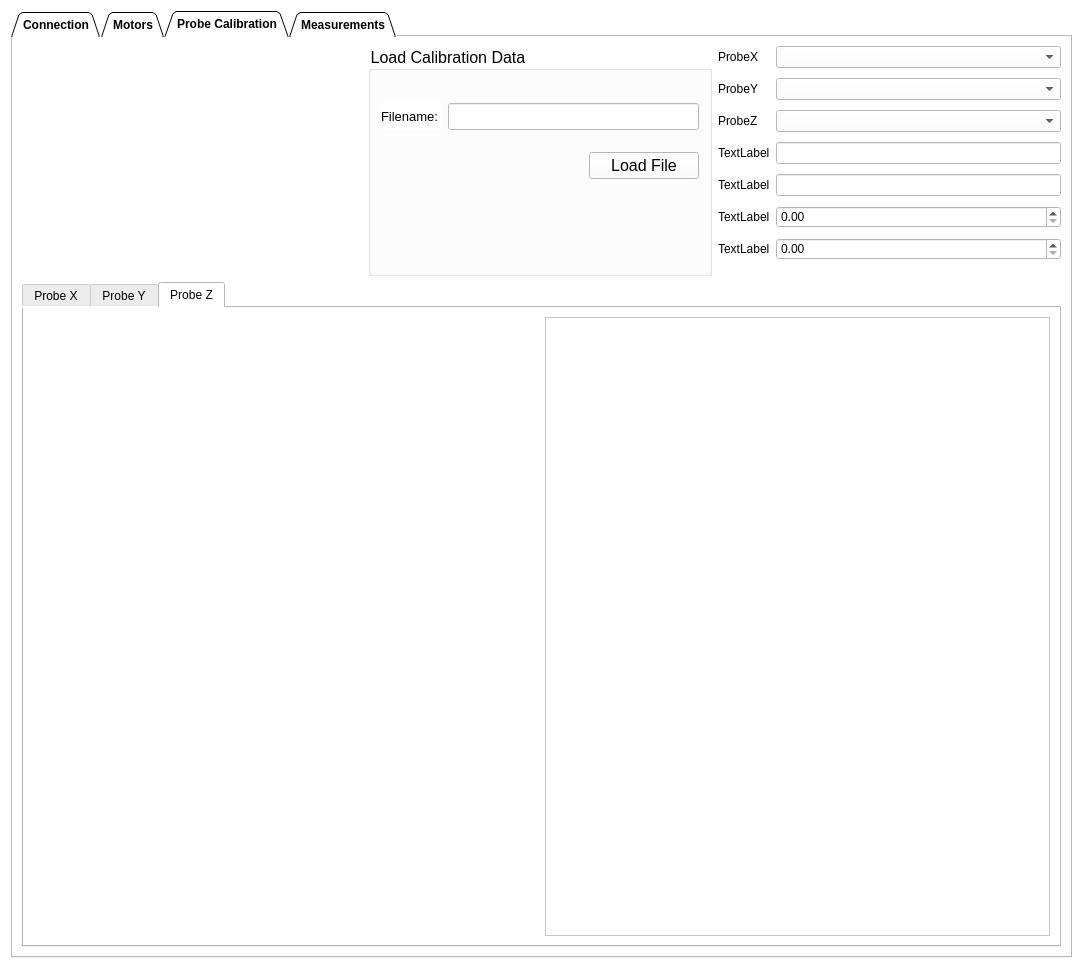
This is gui/interface.ui in lnls-ima/hall-bench-control as Qt 5 draws it before an edit. The edited form follows.
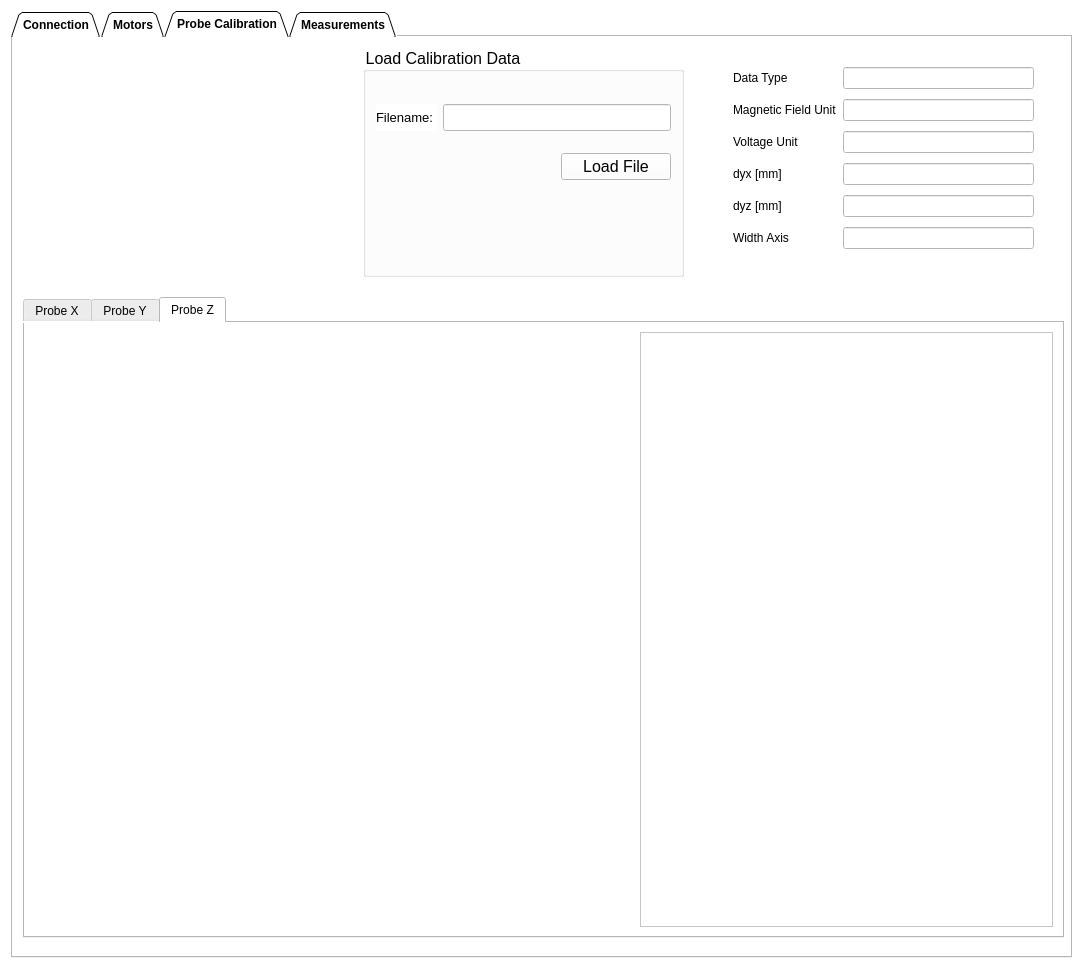
This is the edited form. The open tabs and pages were chosen to show the change. Icons and pictures are not drawn. Custom widgets are drawn as their Qt base class.

Diff of the .ui file:
```diff
--- a/gui/interface.ui
+++ b/gui/interface.ui
@@ -2474,9 +2474,15 @@
       <attribute name="title">
        <string>Probe Calibration</string>
       </attribute>
-      <layout class="QGridLayout" name="gridLayout_19">
-       <item row="1" column="0" colspan="3">
         <widget class="QTabWidget" name="tab_probes">
+       <property name="geometry">
+        <rect>
+         <x>10</x>
+         <y>260</y>
+         <width>1041</width>
+         <height>641</height>
+        </rect>
+       </property>
          <property name="currentIndex">
           <number>2</number>
          </property>
@@ -2577,8 +2583,8 @@
           <attribute name="title">
            <string>Probe Z</string>
           </attribute>
-          <layout class="QGridLayout" name="gridLayout_17">
-           <item row="0" column="0">
+        <layout class="QHBoxLayout" name="horizontalLayout_7">
+         <item>
             <widget class="PlotWidget" name="gv_probez">
              <property name="sizePolicy">
               <sizepolicy hsizetype="Preferred" vsizetype="Preferred">
@@ -2588,7 +2594,7 @@
              </property>
              <property name="minimumSize">
               <size>
-               <width>450</width>
+             <width>600</width>
                <height>250</height>
               </size>
              </property>
@@ -2609,7 +2615,7 @@
              </property>
             </widget>
            </item>
-           <item row="0" column="1">
+         <item>
             <widget class="QTableWidget" name="tw_probez">
              <property name="sizePolicy">
               <sizepolicy hsizetype="Preferred" vsizetype="Preferred">
@@ -2617,94 +2623,23 @@
                <verstretch>0</verstretch>
               </sizepolicy>
              </property>
+           <attribute name="verticalHeaderVisible">
+            <bool>false</bool>
+           </attribute>
             </widget>
            </item>
           </layout>
          </widget>
         </widget>
-       </item>
-       <item row="0" column="2">
-        <layout class="QFormLayout" name="fm_calibration">
-         <property name="fieldGrowthPolicy">
-          <enum>QFormLayout::AllNonFixedFieldsGrow</enum>
-         </property>
-         <property name="verticalSpacing">
-          <number>10</number>
-         </property>
-         <item row="0" column="0">
-          <widget class="QLabel" name="la_temp1">
-           <property name="text">
-            <string>ProbeX</string>
-           </property>
-          </widget>
-         </item>
-         <item row="0" column="1">
-          <widget class="QComboBox" name="cb_temp1"/>
-         </item>
-         <item row="1" column="0">
-          <widget class="QLabel" name="la_temp2">
-           <property name="text">
-            <string>ProbeY</string>
-           </property>
-          </widget>
-         </item>
-         <item row="1" column="1">
-          <widget class="QComboBox" name="cb_temp2"/>
-         </item>
-         <item row="2" column="0">
-          <widget class="QLabel" name="la_temp3">
-           <property name="text">
-            <string>ProbeZ</string>
-           </property>
-          </widget>
-         </item>
-         <item row="2" column="1">
-          <widget class="QComboBox" name="cb_temp3"/>
-         </item>
-         <item row="3" column="0">
-          <widget class="QLabel" name="la_temp4">
-           <property name="text">
-            <string>TextLabel</string>
-           </property>
-          </widget>
-         </item>
-         <item row="3" column="1">
-          <widget class="QLineEdit" name="le_temp1"/>
-         </item>
-         <item row="4" column="0">
-          <widget class="QLabel" name="la_temp5">
-           <property name="text">
-            <string>TextLabel</string>
-           </property>
-          </widget>
-         </item>
-         <item row="4" column="1">
-          <widget class="QLineEdit" name="le_temp2"/>
-         </item>
-         <item row="5" column="0">
-          <widget class="QLabel" name="la_temp6">
-           <property name="text">
-            <string>TextLabel</string>
-           </property>
-          </widget>
-         </item>
-         <item row="5" column="1">
-          <widget class="QDoubleSpinBox" name="db_temp2"/>
-         </item>
-         <item row="6" column="0">
-          <widget class="QLabel" name="la_temp7">
-           <property name="text">
-            <string>TextLabel</string>
-           </property>
-          </widget>
-         </item>
-         <item row="6" column="1">
-          <widget class="QDoubleSpinBox" name="db_temp1"/>
-         </item>
-        </layout>
-       </item>
-       <item row="0" column="1">
         <widget class="QGroupBox" name="gb_load_calibration">
+       <property name="geometry">
+        <rect>
+         <x>350</x>
+         <y>10</y>
+         <width>321</width>
+         <height>230</height>
+        </rect>
+       </property>
          <property name="font">
           <font>
            <pointsize>12</pointsize>
@@ -2743,22 +2678,6 @@
             </property>
            </widget>
           </item>
-          <item row="3" column="3">
-           <spacer name="verticalSpacer_2">
-            <property name="orientation">
-             <enum>Qt::Vertical</enum>
-            </property>
-            <property name="sizeType">
-             <enum>QSizePolicy::Fixed</enum>
-            </property>
-            <property name="sizeHint" stdset="0">
-             <size>
-              <width>20</width>
-              <height>80</height>
-             </size>
-            </property>
-           </spacer>
-          </item>
           <item row="1" column="3">
            <widget class="QLineEdit" name="le_calibration_filename">
             <property name="styleSheet">
@@ -2799,11 +2718,33 @@
             </property>
            </widget>
           </item>
-         </layout>
-        </widget>
-       </item>
-       <item row="0" column="0">
+        <item row="3" column="3">
+         <spacer name="vs_load_calibration">
+          <property name="orientation">
+           <enum>Qt::Vertical</enum>
+          </property>
+          <property name="sizeType">
+           <enum>QSizePolicy::Fixed</enum>
+          </property>
+          <property name="sizeHint" stdset="0">
+           <size>
+            <width>20</width>
+            <height>80</height>
+           </size>
+          </property>
+         </spacer>
+        </item>
+       </layout>
+      </widget>
         <widget class="QLabel" name="la_probe_image">
+       <property name="geometry">
+        <rect>
+         <x>10</x>
+         <y>10</y>
+         <width>340</width>
+         <height>230</height>
+        </rect>
+       </property>
          <property name="sizePolicy">
           <sizepolicy hsizetype="Fixed" vsizetype="Fixed">
            <horstretch>0</horstretch>
@@ -2832,8 +2773,84 @@
           <bool>true</bool>
          </property>
         </widget>
-       </item>
-      </layout>
+      <widget class="QWidget" name="">
+       <property name="geometry">
+        <rect>
+         <x>720</x>
+         <y>30</y>
+         <width>301</width>
+         <height>231</height>
+        </rect>
+       </property>
+       <layout class="QFormLayout" name="fm_calibration">
+        <property name="fieldGrowthPolicy">
+         <enum>QFormLayout::AllNonFixedFieldsGrow</enum>
+        </property>
+        <property name="verticalSpacing">
+         <number>10</number>
+        </property>
+        <item row="1" column="1">
+         <widget class="QLineEdit" name="le_field_unit"/>
+        </item>
+        <item row="2" column="0">
+         <widget class="QLabel" name="la_voltage_unit">
+          <property name="text">
+           <string>Voltage Unit</string>
+          </property>
+         </widget>
+        </item>
+        <item row="2" column="1">
+         <widget class="QLineEdit" name="le_voltage_unit"/>
+        </item>
+        <item row="3" column="0">
+         <widget class="QLabel" name="la_dyx">
+          <property name="text">
+           <string>dyx [mm]</string>
+          </property>
+         </widget>
+        </item>
+        <item row="3" column="1">
+         <widget class="QLineEdit" name="le_dyx"/>
+        </item>
+        <item row="4" column="0">
+         <widget class="QLabel" name="la_dyz">
+          <property name="text">
+           <string>dyz [mm]</string>
+          </property>
+         </widget>
+        </item>
+        <item row="4" column="1">
+         <widget class="QLineEdit" name="le_dyz"/>
+        </item>
+        <item row="5" column="0">
+         <widget class="QLabel" name="la_width_axis">
+          <property name="text">
+           <string>Width Axis</string>
+          </property>
+         </widget>
+        </item>
+        <item row="5" column="1">
+         <widget class="QLineEdit" name="le_width_axis"/>
+        </item>
+        <item row="1" column="0">
+         <widget class="QLabel" name="la_field_unit">
+          <property name="text">
+           <string>Magnetic Field Unit</string>
+          </property>
+         </widget>
+        </item>
+        <item row="0" column="1">
+         <widget class="QLineEdit" name="le_data_type"/>
+        </item>
+        <item row="0" column="0">
+         <widget class="QLabel" name="label">
+          <property name="text">
+           <string>Data Type</string>
+          </property>
+         </widget>
+        </item>
+       </layout>
+      </widget>
      </widget>
      <widget class="QWidget" name="tab_measurement">
       <attribute name="title">
```
Left out of the diff: 14 changed lines with no effect on the pictures. Lines whose indentation alone changed are shown as unchanged.
